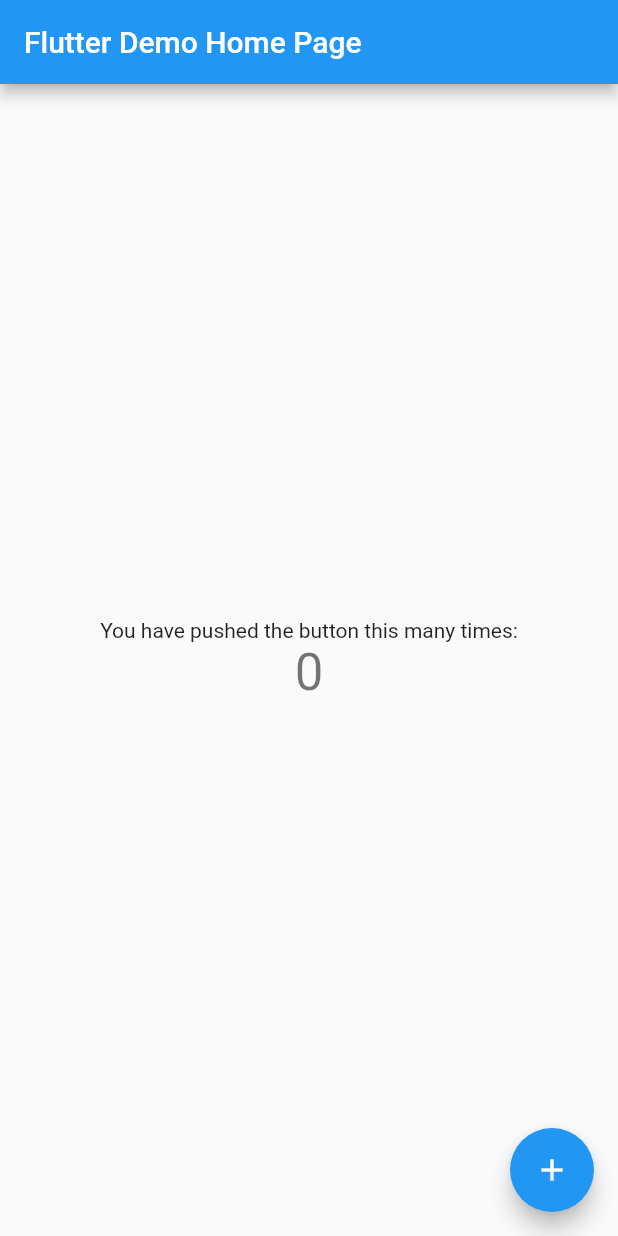
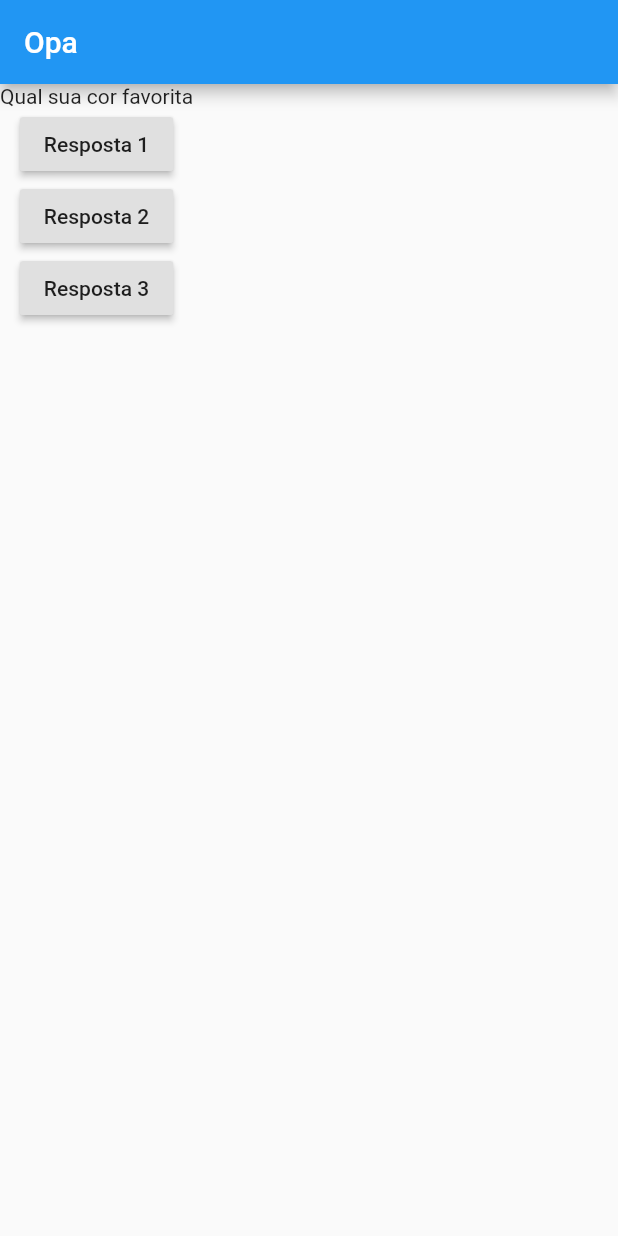
Before and after one commit to mateusleitao/curso_flutter, a Flutter app: the screen it shows after launch, on a phone screen of 412 x 824 dp. Run offline on Flutter 3.47's test engine with Material 2 defaults, Android fonts, the phone set to English and light mode, and no system bars.

Commit message:
stateful and stateless widget notions, button added for Quizz feature and a little of state manipulating

```diff
--- a/projeto_perguntas/lib/main.dart
+++ b/projeto_perguntas/lib/main.dart
@@ -1,115 +1,53 @@
+// ignore_for_file: deprecated_member_use
+
 import 'package:flutter/material.dart';
 
-void main() {
-  runApp(const MyApp());
-}
+main() => runApp(PerguntaApp());
 
-class MyApp extends StatelessWidget {
-  const MyApp({Key? key}) : super(key: key);
+class PerguntaAppState extends State<PerguntaApp> {
+  var perguntaSelecionada = 0;
+  void responder() {
+    setState(() {
+      perguntaSelecionada++;
+    });
+    print('voce esta na pergunta ${perguntaSelecionada}');
+  }
 
-  // This widget is the root of your application.
   @override
   Widget build(BuildContext context) {
+    final List<String> perguntas = [
+      'Qual sua cor favorita',
+      'Qual o seu animal favorito'
+    ];
     return MaterialApp(
-      title: 'Flutter Demo',
-      theme: ThemeData(
-        // This is the theme of your application.
-        //
-        // Try running your application with "flutter run". You'll see the
-        // application has a blue toolbar. Then, without quitting the app, try
-        // changing the primarySwatch below to Colors.green and then invoke
-        // "hot reload" (press "r" in the console where you ran "flutter run",
-        // or simply save your changes to "hot reload" in a Flutter IDE).
-        // Notice that the counter didn't reset back to zero; the application
-        // is not restarted.
-        primarySwatch: Colors.blue,
+      home: Scaffold(
+        appBar: AppBar(
+          title: const Text('Opa'),
+        ),
+        body: Column(
+          children: <Widget>[
+            Text(perguntas[perguntaSelecionada]),
+            RaisedButton(
+              onPressed: responder,
+              child: Text('Resposta 1'),
+            ),
+            RaisedButton(
+              onPressed: responder,
+              child: Text('Resposta 2'),
+            ),
+            RaisedButton(
+              onPressed: responder,
+              child: Text('Resposta 3'),
+            )
+          ],
+        ),
       ),
-      home: const MyHomePage(title: 'Flutter Demo Home Page'),
     );
   }
 }
 
-class MyHomePage extends StatefulWidget {
-  const MyHomePage({Key? key, required this.title}) : super(key: key);
-
-  // This widget is the home page of your application. It is stateful, meaning
-  // that it has a State object (defined below) that contains fields that affect
-  // how it looks.
-
-  // This class is the configuration for the state. It holds the values (in this
-  // case the title) provided by the parent (in this case the App widget) and
-  // used by the build method of the State. Fields in a Widget subclass are
-  // always marked "final".
-
-  final String title;
-
-  @override
-  State<MyHomePage> createState() => _MyHomePageState();
-}
-
-class _MyHomePageState extends State<MyHomePage> {
-  int _counter = 0;
-
-  void _incrementCounter() {
-    setState(() {
-      // This call to setState tells the Flutter framework that something has
-      // changed in this State, which causes it to rerun the build method below
-      // so that the display can reflect the updated values. If we changed
-      // _counter without calling setState(), then the build method would not be
-      // called again, and so nothing would appear to happen.
-      _counter++;
-    });
-  }
-
-  @override
-  Widget build(BuildContext context) {
-    // This method is rerun every time setState is called, for instance as done
-    // by the _incrementCounter method above.
-    //
-    // The Flutter framework has been optimized to make rerunning build methods
-    // fast, so that you can just rebuild anything that needs updating rather
-    // than having to individually change instances of widgets.
-    return Scaffold(
-      appBar: AppBar(
-        // Here we take the value from the MyHomePage object that was created by
-        // the App.build method, and use it to set our appbar title.
-        title: Text(widget.title),
-      ),
-      body: Center(
-        // Center is a layout widget. It takes a single child and positions it
-        // in the middle of the parent.
-        child: Column(
-          // Column is also a layout widget. It takes a list of children and
-          // arranges them vertically. By default, it sizes itself to fit its
-          // children horizontally, and tries to be as tall as its parent.
-          //
-          // Invoke "debug painting" (press "p" in the console, choose the
-          // "Toggle Debug Paint" action from the Flutter Inspector in Android
-          // Studio, or the "Toggle Debug Paint" command in Visual Studio Code)
-          // to see the wireframe for each widget.
-          //
-          // Column has various properties to control how it sizes itself and
-          // how it positions its children. Here we use mainAxisAlignment to
-          // center the children vertically; the main axis here is the vertical
-          // axis because Columns are vertical (the cross axis would be
-          // horizontal).
-          mainAxisAlignment: MainAxisAlignment.center,
-          children: <Widget>[
-            const Text(
-              'You have pushed the button this many times:',
-            ),
-            Text(
-              '$_counter',
-              style: Theme.of(context).textTheme.headline4,
-            ),
-          ],
-        ),
-      ),
-      floatingActionButton: FloatingActionButton(
-        onPressed: _incrementCounter,
-        tooltip: 'Increment',
-        child: const Icon(Icons.add),
-      ), // This trailing comma makes auto-formatting nicer for build methods.
-    );
+class PerguntaApp extends StatefulWidget {
+  PerguntaAppState createState() {
+    return PerguntaAppState();
   }
 }
```
Also changed, not shown: 1 other file.
